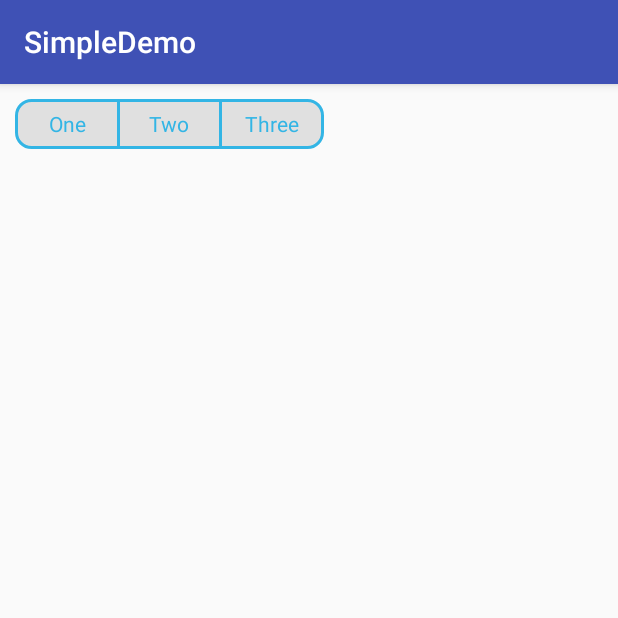
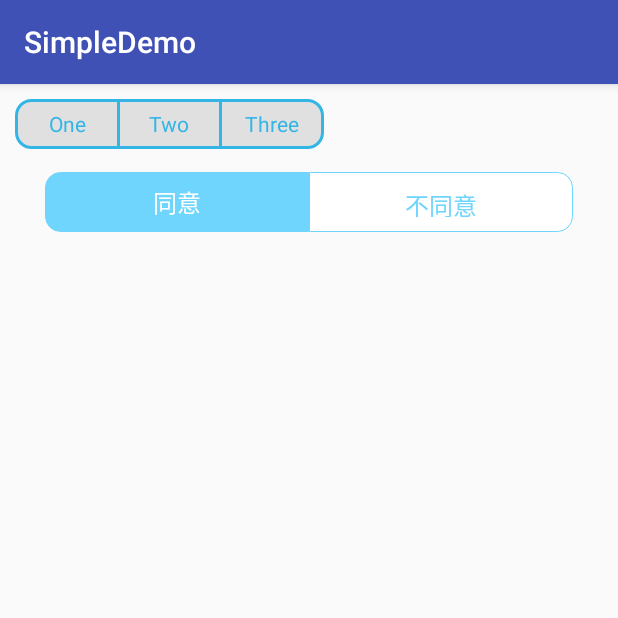
Before and after one commit to dearHaoGeGe/SimpleSample, an Android app: the SegmentViewActivity screen opened directly, with no data from a screen before it, on a phone screen of 412 x 824 dp, the top half of it. Run offline under Robolectric (Android 15) with nearby library versions, the phone set to English and light mode, and no system bars.

Commit message:
分段按钮用textview写的

```diff
--- a/app/src/main/java/com/my/simplesampletest/segment_view/SegmentViewActivity.java
+++ b/app/src/main/java/com/my/simplesampletest/segment_view/SegmentViewActivity.java
@@ -1,6 +1,10 @@
 package com.my.simplesampletest.segment_view;
 
+import android.graphics.Color;
 import android.os.Bundle;
+import android.support.design.widget.Snackbar;
+import android.view.View;
+import android.widget.TextView;
 
 import com.my.simplesampletest.R;
 import com.my.simplesampletest.base.BaseActivity;
@@ -16,7 +20,9 @@ import com.my.simplesampletest.base.BaseActivity;
  *
  * Created by YJH on 2016/7/9.
  */
-public class SegmentViewActivity extends BaseActivity {
+public class SegmentViewActivity extends BaseActivity implements View.OnClickListener {
+
+    private TextView approveAgreeTV,approveDisagreeTV;
 
     @Override
     protected void onCreate(Bundle savedInstanceState) {
@@ -29,11 +35,37 @@ public class SegmentViewActivity extends BaseActivity {
 
     @Override
     public void initView() {
+        approveAgreeTV= (TextView) findViewById(R.id.approveAgreeTV);
+        approveDisagreeTV= (TextView) findViewById(R.id.approveDisagreeTV);
 
+        approveAgreeTV.setOnClickListener(this);
+        approveDisagreeTV.setOnClickListener(this);
     }
 
     @Override
     public void initData() {
 
     }
+
+    @Override
+    public void onClick(View v) {
+        switch (v.getId()){
+            case R.id.approveAgreeTV:
+                approveAgreeTV.setBackgroundResource(R.drawable.button_left_press);
+                approveDisagreeTV.setBackgroundResource(R.drawable.button_right_release);
+                approveAgreeTV.setTextColor(Color.parseColor("#ffffff"));
+                approveDisagreeTV.setTextColor(Color.parseColor("#6FD5FC"));
+
+                Snackbar.make(approveAgreeTV,"同意",Snackbar.LENGTH_SHORT).show();
+                break;
+
+            case R.id.approveDisagreeTV:
+                approveDisagreeTV.setBackgroundResource(R.drawable.button_right_press);
+                approveAgreeTV.setBackgroundResource(R.drawable.button_left_release);
+                approveDisagreeTV.setTextColor(Color.parseColor("#ffffff"));
+                approveAgreeTV.setTextColor(Color.parseColor("#6FD5FC"));
+                Snackbar.make(approveAgreeTV,"不同意",Snackbar.LENGTH_SHORT).show();
+                break;
+        }
+    }
 }
--- /dev/null
+++ b/app/src/main/res/drawable/button_left_press.xml
@@ -0,0 +1,22 @@
+<?xml version="1.0" encoding="utf-8"?>
+<shape xmlns:android="http://schemas.android.com/apk/res/android" >
+
+    <!-- 实心 -->
+    <solid android:color="#6FD5FC" />
+    <!-- 边框 -->
+    <stroke
+        android:width="0.5dp"
+        android:color="#6FD5FC" />
+    <!-- 圆角 -->
+    <corners
+        android:bottomLeftRadius="10dp"
+        android:topLeftRadius="10dp" />
+
+    <!-- 边距 -->
+    <padding
+        android:bottom="10dp"
+        android:left="10dp"
+        android:right="10dp"
+        android:top="10dp" />
+
+</shape>
--- /dev/null
+++ b/app/src/main/res/drawable/button_left_release.xml
@@ -0,0 +1,22 @@
+<?xml version="1.0" encoding="utf-8"?>
+<shape xmlns:android="http://schemas.android.com/apk/res/android">
+
+    <!-- 实心   -->
+    <solid android:color="#ffffff" />
+    <!-- 边框 -->
+    <stroke
+        android:width="0.5dp"
+        android:color="#6FD5FC" />
+    <!-- 圆角 -->
+    <corners
+        android:bottomLeftRadius="10dp"
+        android:topLeftRadius="10dp" />
+
+    <!-- 边距 -->
+    <padding
+        android:bottom="10dp"
+        android:left="10dp"
+        android:right="10dp"
+        android:top="10dp" />
+
+</shape>
--- /dev/null
+++ b/app/src/main/res/drawable/button_right_press.xml
@@ -0,0 +1,22 @@
+<?xml version="1.0" encoding="utf-8"?>
+<shape xmlns:android="http://schemas.android.com/apk/res/android" >
+
+    <!-- 实心 -->
+    <solid android:color="#6FD5FC" />
+    <!-- 边框 -->
+    <stroke
+        android:width="0.5dp"
+        android:color="#6FD5FC" />
+    <!-- 圆角 -->
+    <corners
+        android:bottomRightRadius="10dp"
+        android:topRightRadius="10dp" />
+
+    <!-- 边距 -->
+    <padding
+        android:bottom="10dp"
+        android:left="10dp"
+        android:right="10dp"
+        android:top="10dp" />
+
+</shape>
--- /dev/null
+++ b/app/src/main/res/drawable/button_right_release.xml
@@ -0,0 +1,22 @@
+<?xml version="1.0" encoding="utf-8"?>
+<shape xmlns:android="http://schemas.android.com/apk/res/android">
+
+    <!-- 实心   -->
+    <solid android:color="#ffffff" />
+    <!-- 边框 -->
+    <stroke
+        android:width="0.5dp"
+        android:color="#6FD5FC" />
+    <!-- 圆角 -->
+    <corners
+        android:bottomRightRadius="10dp"
+        android:topRightRadius="10dp" />
+
+    <!-- 边距 -->
+    <padding
+        android:bottom="10dp"
+        android:left="10dp"
+        android:right="10dp"
+        android:top="10dp" />
+
+</shape>
--- a/app/src/main/res/layout/activity_segment_iew.xml
+++ b/app/src/main/res/layout/activity_segment_iew.xml
@@ -36,4 +36,44 @@
 
     </com.my.simplesampletest.segment_view.SegmentedGroup>
 
+
+    <LinearLayout
+        android:layout_marginLeft="30dp"
+        android:layout_marginRight="30dp"
+        android:id="@+id/approveResultLL"
+        android:layout_width="match_parent"
+        android:layout_height="40dp"
+        android:layout_marginBottom="5dp"
+        android:layout_marginTop="5dp"
+        android:gravity="center"
+        android:orientation="horizontal" >
+
+
+        <TextView
+            android:id="@+id/approveAgreeTV"
+            android:layout_width="0dp"
+            android:layout_height="match_parent"
+            android:layout_weight="1"
+            android:background="@drawable/button_left_press"
+            android:gravity="center"
+            android:padding="0dp"
+            android:text="同意"
+            android:textColor="#FFFFFF"
+            android:textSize="16sp" />
+
+        <TextView
+            android:id="@+id/approveDisagreeTV"
+            android:layout_width="0dp"
+            android:layout_height="match_parent"
+            android:layout_weight="1"
+            android:background="@drawable/button_right_release"
+            android:gravity="center"
+            android:text="不同意"
+            android:textColor="#6FD5FC"
+            android:textSize="16sp" />
+
+    </LinearLayout>
+
+
+
 </LinearLayout>
```
